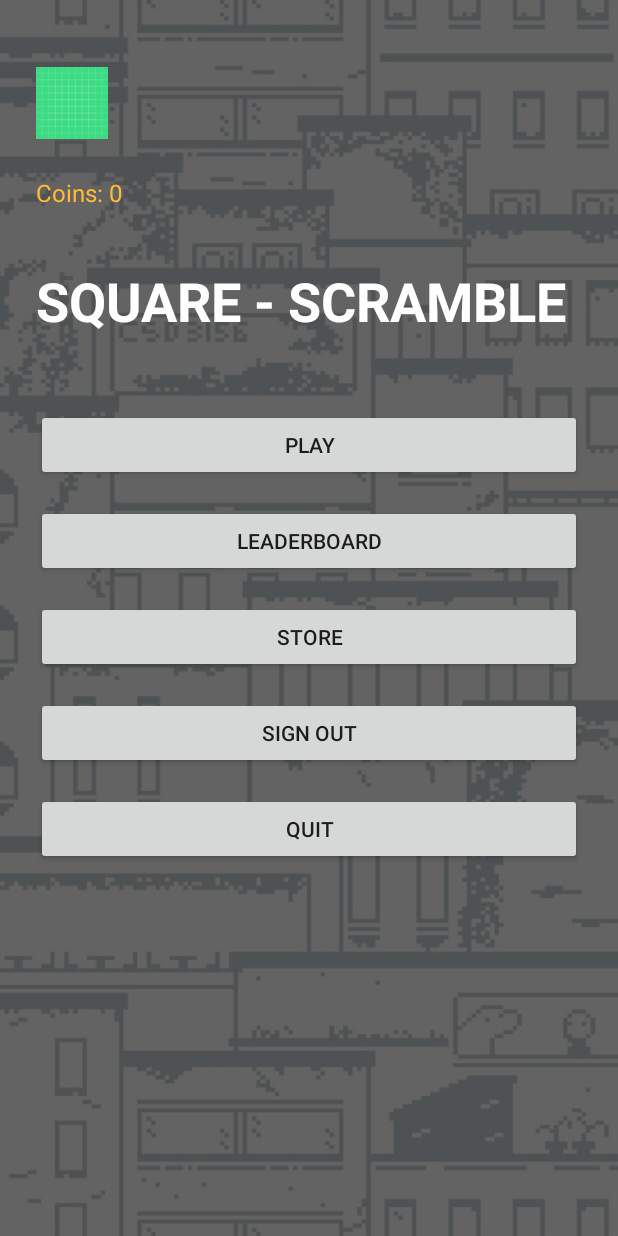
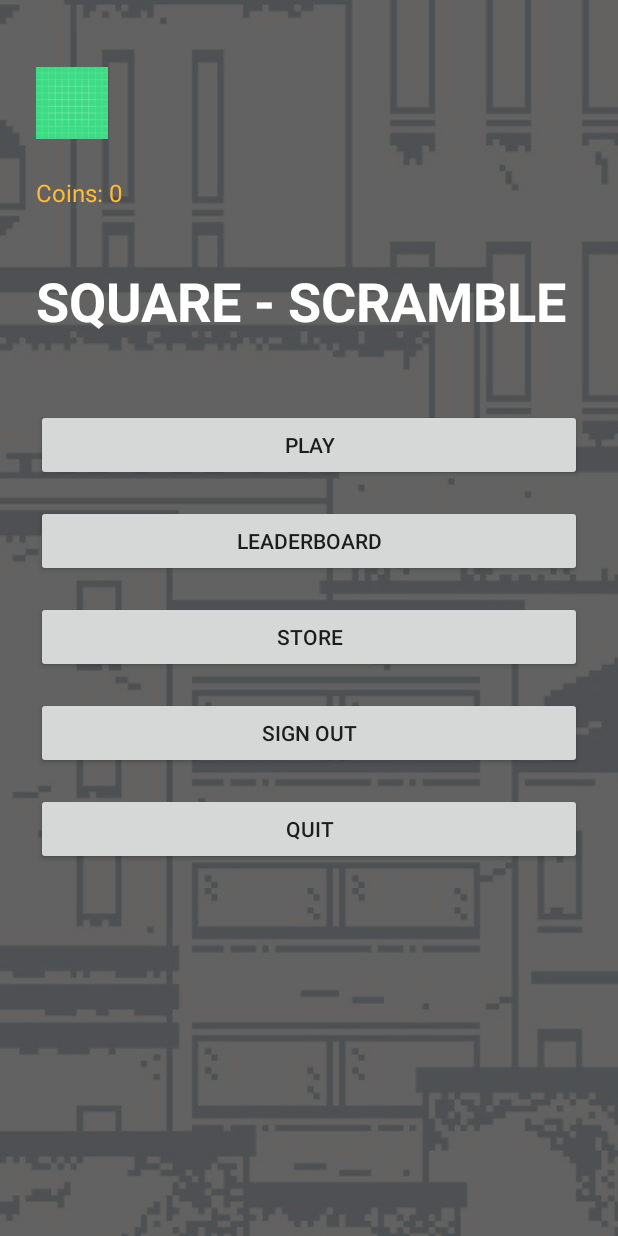
Before and after one commit to Shaqueel99/endlessrunner, an Android app built with Jetpack Compose: the screen it shows after launch (MainMenuActivity), on a phone screen of 412 x 824 dp. Run offline under Robolectric (Android 15) with nearby library versions, the phone set to English and light mode, and no system bars; our stand-ins replace Firebase (no records; nobody signed in at launch, a user with empty details on screens opened directly).

Commit message:
scrolling main menu bg

```diff
--- /dev/null
+++ b/app/src/main/java/com/example/endlessrunner/ScrollingBackgroundView.kt
@@ -0,0 +1,49 @@
+package com.example.endlessrunner
+
+import android.animation.ValueAnimator
+import android.content.Context
+import android.graphics.Bitmap
+import android.graphics.BitmapFactory
+import android.graphics.Canvas
+import android.graphics.Color
+import android.graphics.Paint
+import android.util.AttributeSet
+import android.view.View
+import android.view.animation.LinearInterpolator
+
+class ScrollingBackgroundView(context: Context, attrs: AttributeSet? = null) : View(context, attrs) {
+    // Load your background image (ensure R.drawable.bg1 is tileable vertically)
+    private val backgroundBitmap: Bitmap = BitmapFactory.decodeResource(resources, R.drawable.bg1)
+    private val paint = Paint()
+    private var offset = 0f
+    private val tintPaint = Paint().apply {
+        color = Color.parseColor("#C93A3939")
+    }
+
+    private val animator = ValueAnimator.ofFloat(0f, backgroundBitmap.height.toFloat()).apply {
+        duration = 20000L // Adjust duration to control scrolling speed.
+        interpolator = LinearInterpolator()  // Ensures constant speed.
+        repeatCount = ValueAnimator.INFINITE
+        repeatMode = ValueAnimator.RESTART
+        addUpdateListener {
+            offset = it.animatedValue as Float
+            invalidate() // Redraw the view.
+        }
+        start()
+    }
+
+    override fun onDraw(canvas: Canvas) {
+        super.onDraw(canvas)
+        val bgHeight = backgroundBitmap.height.toFloat()
+        // Calculate the vertical offset (wrap around using modulo)
+        val yOffset = offset % bgHeight
+        // Draw the first copy of the background.
+        canvas.drawBitmap(backgroundBitmap, 0f, yOffset, paint)
+        // Draw a second copy if needed to fill the gap.
+        if (yOffset > 0) {
+            canvas.drawBitmap(backgroundBitmap, 0f, yOffset - bgHeight, paint)
+        }
+        // Draw the tint overlay covering the whole view.
+        canvas.drawRect(0f, 0f, width.toFloat(), height.toFloat(), tintPaint)
+    }
+}
--- a/app/src/main/res/layout/activity_main_menu.xml
+++ b/app/src/main/res/layout/activity_main_menu.xml
@@ -1,9 +1,22 @@
 <?xml version="1.0" encoding="utf-8"?>
-<LinearLayout xmlns:android="http://schemas.android.com/apk/res/android"
+<FrameLayout xmlns:android="http://schemas.android.com/apk/res/android"
+    android:id="@+id/frameContainer"
+    android:layout_width="match_parent"
+    android:layout_height="match_parent"
+    android:background="#FFFFFF"
+    android:backgroundTint="#000000">
+
+    <!-- Scrolling background view (it handles drawing bg1 infinitely) -->
+    <com.example.endlessrunner.ScrollingBackgroundView
+        android:id="@+id/scrollingBackgroundView"
+        android:layout_width="match_parent"
+        android:layout_height="match_parent" />
+
+    <!-- Main Menu Container -->
+    <LinearLayout
         android:id="@+id/mainMenuContainer"
         android:layout_width="match_parent"
         android:layout_height="match_parent"
-    android:background="@drawable/bg1"
         android:backgroundTint="#C93A3939"
         android:backgroundTintMode="src_over"
         android:foreground="@color/black"
@@ -48,7 +61,6 @@
                     android:id="@+id/coinsTextView"
                     android:layout_width="364dp"
                     android:layout_height="wrap_content"
-                android:layout_gravity="end"
                     android:lineSpacingExtra="8sp"
                     android:text="Coins: 0"
                     android:textAlignment="center"
@@ -57,14 +69,9 @@
                     android:typeface="normal" />
 
             </LinearLayout>
-
-        <!-- Right Side: Coin Count -->
         </LinearLayout>
 
         <!-- Title Section -->
-
-    <!-- Menu Buttons -->
-
         <TextView
             android:id="@+id/titleText"
             android:layout_width="match_parent"
@@ -80,6 +87,7 @@
             android:textSize="36sp"
             android:textStyle="bold" />
 
+        <!-- Menu Buttons -->
         <Button
             android:id="@+id/playButton"
             android:layout_width="match_parent"
@@ -115,3 +123,5 @@
             android:text="Quit" />
 
     </LinearLayout>
+
+</FrameLayout>
```
Lines whose indentation alone changed are shown as unchanged.
